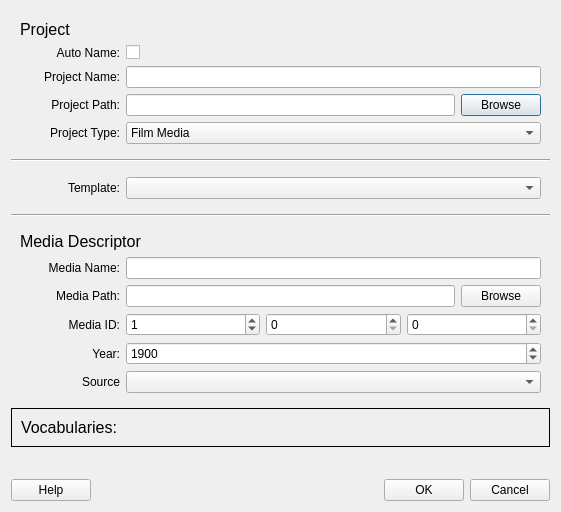
First picture: the form in qt_ui/DialogNewProject.ui, repository FilmColors/VIAN, before the edit.
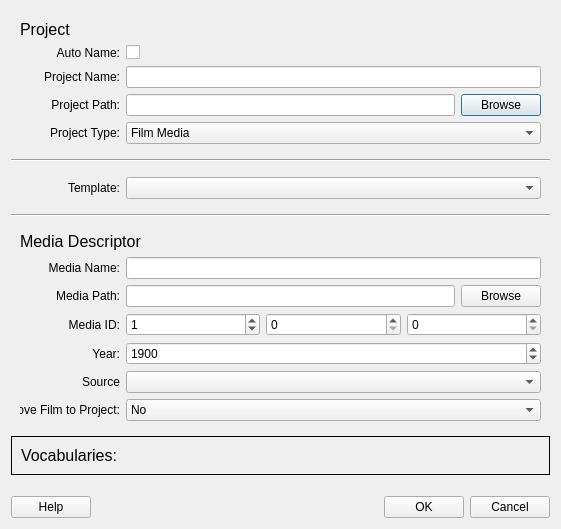
Second picture: the form after the edit.

```diff
--- a/qt_ui/DialogNewProject.ui
+++ b/qt_ui/DialogNewProject.ui
@@ -7,7 +7,7 @@
     <x>0</x>
     <y>0</y>
     <width>561</width>
-    <height>512</height>
+    <height>529</height>
    </rect>
   </property>
   <property name="sizePolicy">
@@ -440,6 +440,54 @@
           </item>
          </layout>
         </item>
+        <item>
+         <layout class="QHBoxLayout" name="horizontalLayout_13">
+          <item>
+           <widget class="QLabel" name="label_10">
+            <property name="minimumSize">
+             <size>
+              <width>100</width>
+              <height>0</height>
+             </size>
+            </property>
+            <property name="maximumSize">
+             <size>
+              <width>100</width>
+              <height>16777215</height>
+             </size>
+            </property>
+            <property name="text">
+             <string>Move Film to Project:</string>
+            </property>
+            <property name="alignment">
+             <set>Qt::AlignRight|Qt::AlignTrailing|Qt::AlignVCenter</set>
+            </property>
+           </widget>
+          </item>
+          <item>
+           <widget class="QComboBox" name="comboBox_Move">
+            <property name="currentText">
+             <string>Copy</string>
+            </property>
+            <item>
+             <property name="text">
+              <string>No</string>
+             </property>
+            </item>
+            <item>
+             <property name="text">
+              <string>Copy</string>
+             </property>
+            </item>
+            <item>
+             <property name="text">
+              <string>Move</string>
+             </property>
+            </item>
+           </widget>
+          </item>
+         </layout>
+        </item>
        </layout>
       </item>
      </layout>
```
